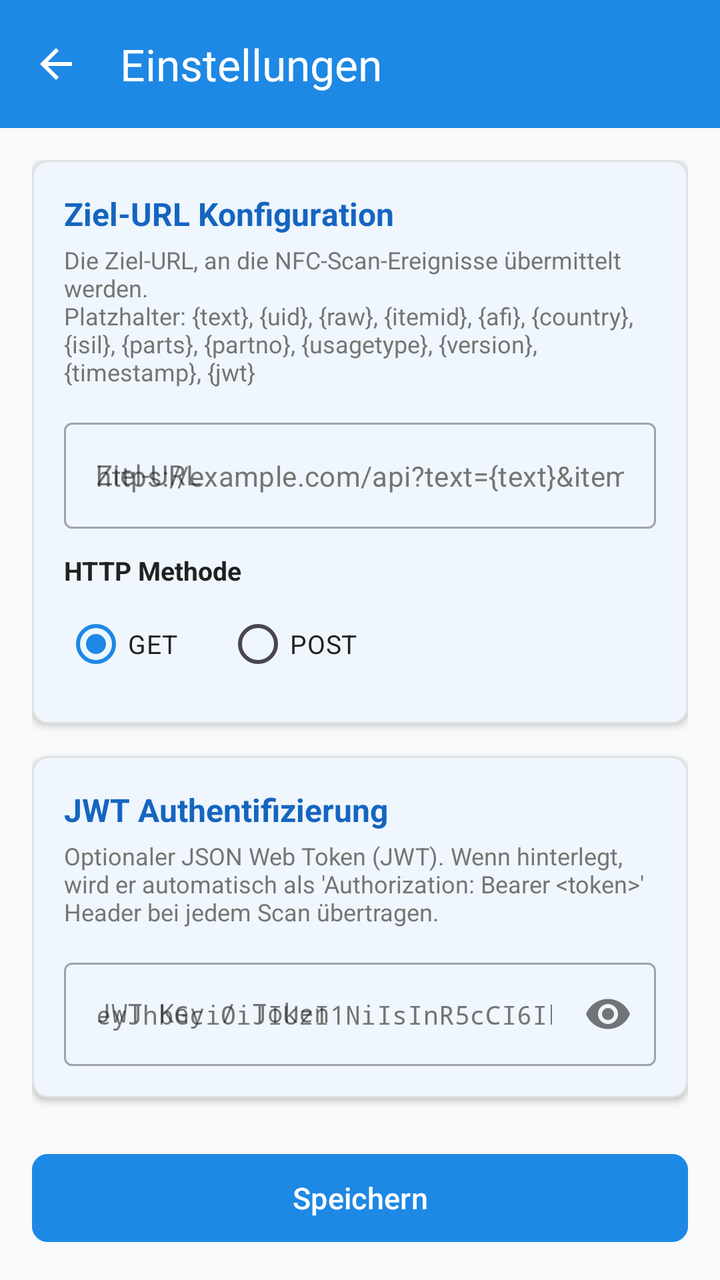
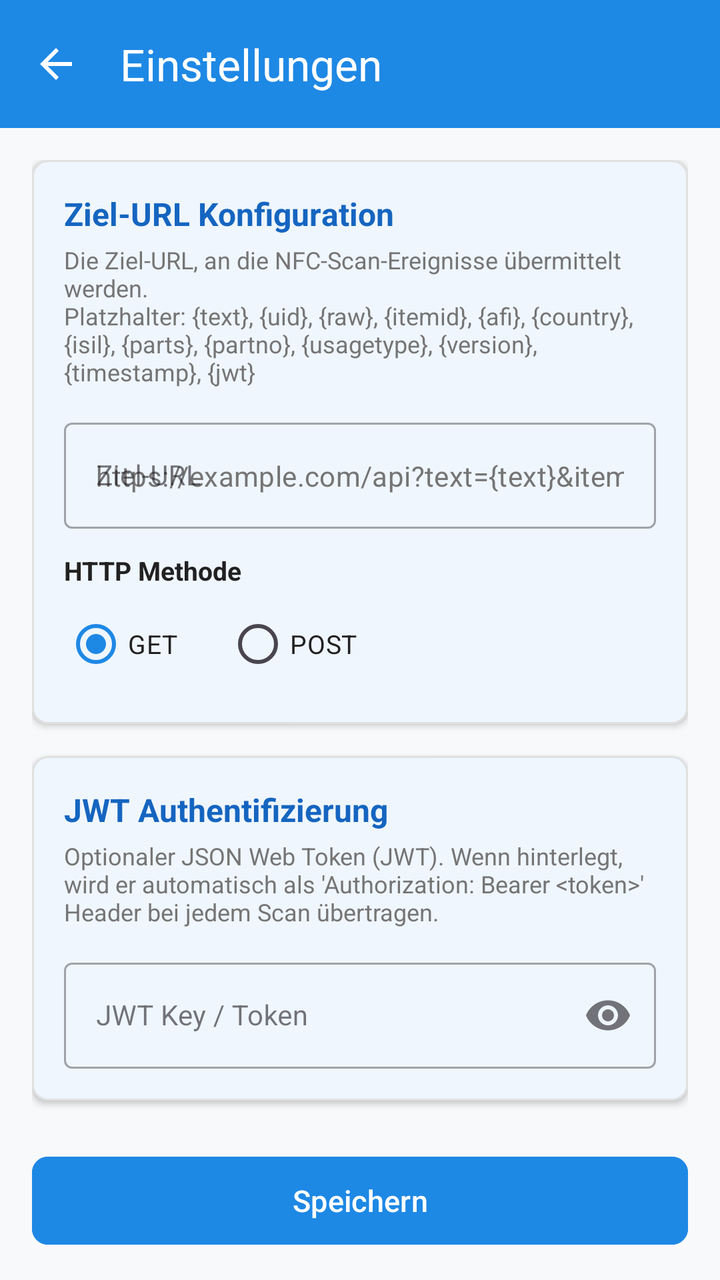

The first picture is an Android layout as it rendered before a commit; the second is the same layout after the commit. The layout source and the unified diff follow.
<!-- AndroidManifest.xml: application theme Theme.NfcReader -->
<!-- res/layout/activity_settings.xml -->
<?xml version="1.0" encoding="utf-8"?>
<androidx.coordinatorlayout.widget.CoordinatorLayout
    xmlns:android="http://schemas.android.com/apk/res/android"
    xmlns:app="http://schemas.android.com/apk/res-auto"
    xmlns:tools="http://schemas.android.com/tools"
    android:layout_width="match_parent"
    android:layout_height="match_parent"
    android:background="@color/background">

    <com.google.android.material.appbar.AppBarLayout
        android:layout_width="match_parent"
        android:layout_height="wrap_content"
        android:theme="@style/ThemeOverlay.MaterialComponents.Dark.ActionBar">

        <com.google.android.material.appbar.MaterialToolbar
            android:id="@+id/toolbarSettings"
            android:layout_width="match_parent"
            android:layout_height="?attr/actionBarSize"
            android:background="@color/primary"
            app:title="@string/settings_title"
            app:titleTextColor="@android:color/white"
            app:navigationIcon="?attr/homeAsUpIndicator" />

    </com.google.android.material.appbar.AppBarLayout>

    <androidx.core.widget.NestedScrollView
        android:layout_width="match_parent"
        android:layout_height="match_parent"
        app:layout_behavior="@string/appbar_scrolling_view_behavior"
        android:fillViewport="true">

        <LinearLayout
            android:layout_width="match_parent"
            android:layout_height="wrap_content"
            android:orientation="vertical"
            android:padding="16dp">

            
            <com.google.android.material.card.MaterialCardView
                android:layout_width="match_parent"
                android:layout_height="wrap_content"
                android:layout_marginBottom="16dp"
                app:cardBackgroundColor="@color/surface"
                app:cardCornerRadius="8dp"
                app:cardElevation="2dp"
                app:strokeColor="@color/card_border"
                app:strokeWidth="1dp">

                <LinearLayout
                    android:layout_width="match_parent"
                    android:layout_height="wrap_content"
                    android:orientation="vertical"
                    android:padding="16dp">

                    <TextView
                        android:layout_width="wrap_content"
                        android:layout_height="wrap_content"
                        android:text="@string/settings_target_url_section"
                        android:textColor="@color/primary_dark"
                        android:textSize="16sp"
                        android:textStyle="bold" />

                    <TextView
                        android:layout_width="match_parent"
                        android:layout_height="wrap_content"
                        android:layout_marginTop="4dp"
                        android:text="@string/settings_target_url_desc"
                        android:textColor="@color/text_secondary"
                        android:textSize="12sp" />

                    <com.google.android.material.textfield.TextInputLayout
                        android:id="@+id/tilSettingsTargetUrl"
                        style="@style/Widget.MaterialComponents.TextInputLayout.OutlinedBox"
                        android:layout_width="match_parent"
                        android:layout_height="wrap_content"
                        android:layout_marginTop="12dp"
                        android:hint="@string/target_url_label">

                        <com.google.android.material.textfield.TextInputEditText
                            android:id="@+id/etSettingsTargetUrl"
                            android:layout_width="match_parent"
                            android:layout_height="wrap_content"
                            android:hint="@string/target_url_hint"
                            android:textColor="@color/text_primary"
                            android:textColorHint="@color/text_secondary"
                            android:inputType="textUri"
                            android:textSize="14sp" />
                    </com.google.android.material.textfield.TextInputLayout>

                    <TextView
                        android:layout_width="wrap_content"
                        android:layout_height="wrap_content"
                        android:layout_marginTop="12dp"
                        android:text="@string/http_method"
                        android:textColor="@color/text_primary"
                        android:textSize="13sp"
                        android:textStyle="bold" />

                    <RadioGroup
                        android:id="@+id/rgSettingsHttpMethod"
                        android:layout_width="match_parent"
                        android:layout_height="wrap_content"
                        android:orientation="horizontal"
                        android:layout_marginTop="4dp">

                        <RadioButton
                            android:id="@+id/rbSettingsGet"
                            android:layout_width="wrap_content"
                            android:layout_height="wrap_content"
                            android:text="GET"
                            android:textColor="@color/text_primary"
                            android:checked="true"
                            android:textSize="13sp" />

                        <RadioButton
                            android:id="@+id/rbSettingsPost"
                            android:layout_width="wrap_content"
                            android:layout_height="wrap_content"
                            android:layout_marginStart="24dp"
                            android:text="POST"
                            android:textColor="@color/text_primary"
                            android:textSize="13sp" />
                    </RadioGroup>

                </LinearLayout>
            </com.google.android.material.card.MaterialCardView>

            
            <com.google.android.material.card.MaterialCardView
                android:layout_width="match_parent"
                android:layout_height="wrap_content"
                android:layout_marginBottom="24dp"
                app:cardBackgroundColor="@color/surface"
                app:cardCornerRadius="8dp"
                app:cardElevation="2dp"
                app:strokeColor="@color/card_border"
                app:strokeWidth="1dp">

                <LinearLayout
                    android:layout_width="match_parent"
                    android:layout_height="wrap_content"
                    android:orientation="vertical"
                    android:padding="16dp">

                    <TextView
                        android:layout_width="wrap_content"
                        android:layout_height="wrap_content"
                        android:text="@string/settings_jwt_section"
                        android:textColor="@color/primary_dark"
                        android:textSize="16sp"
                        android:textStyle="bold" />

                    <TextView
                        android:layout_width="match_parent"
                        android:layout_height="wrap_content"
                        android:layout_marginTop="4dp"
                        android:text="@string/settings_jwt_desc"
                        android:textColor="@color/text_secondary"
                        android:textSize="12sp" />

                    <com.google.android.material.textfield.TextInputLayout
                        android:id="@+id/tilSettingsJwtKey"
                        style="@style/Widget.MaterialComponents.TextInputLayout.OutlinedBox"
                        android:layout_width="match_parent"
                        android:layout_height="wrap_content"
                        android:layout_marginTop="12dp"
                        android:hint="@string/settings_jwt_label"
                        app:endIconMode="password_toggle">

                        <com.google.android.material.textfield.TextInputEditText
                            android:id="@+id/etSettingsJwtKey"
                            android:layout_width="match_parent"
                            android:layout_height="wrap_content"
                            android:hint="@string/settings_jwt_hint"
                            android:textColor="@color/text_primary"
                            android:textColorHint="@color/text_secondary"
                            android:inputType="textPassword"
                            android:fontFamily="monospace"
                            android:textSize="13sp" />
                    </com.google.android.material.textfield.TextInputLayout>

                </LinearLayout>
            </com.google.android.material.card.MaterialCardView>

            
            <com.google.android.material.button.MaterialButton
                android:id="@+id/btnSaveSettings"
                android:layout_width="match_parent"
                android:layout_height="52dp"
                android:backgroundTint="@color/primary"
                android:text="@string/settings_save"
                android:textColor="@android:color/white"
                android:textSize="15sp"
                app:cornerRadius="8dp" />

            
            <TextView
                android:id="@+id/tvCopyrightNotice"
                android:layout_width="match_parent"
                android:layout_height="wrap_content"
                android:layout_marginTop="24dp"
                android:layout_marginBottom="16dp"
                android:gravity="center"
                android:text="@string/copyright_notice"
                android:textColor="@color/text_secondary"
                android:textSize="12sp" />

        </LinearLayout>
    </androidx.core.widget.NestedScrollView>

</androidx.coordinatorlayout.widget.CoordinatorLayout>
<!-- resources referenced by this layout -->
<resources>
  <color name="background">#F8F9FA</color>
  <color name="card_border">#E0E0E0</color>
  <color name="primary">#1E88E5</color>
  <color name="primary_dark">#1565C0</color>
  <color name="surface">#FFFFFF</color>
  <color name="text_primary">#212121</color>
  <color name="text_secondary">#757575</color>
  <string name="copyright_notice">© 2026 info-age GmbH, Basel\nLizenziert unter Apache License 2.0</string>
  <string name="http_method">HTTP Methode</string>
  <string name="settings_jwt_desc">Optionaler JSON Web Token (JWT). Wenn hinterlegt, wird er automatisch als \'Authorization: Bearer &lt;token&gt;\' Header bei jedem Scan übertragen.</string>
  <string name="settings_jwt_hint">eyJhbGciOiJIUzI1NiIsInR5cCI6IkpXVCJ9...</string>
  <string name="settings_jwt_label">JWT Key / Token</string>
  <string name="settings_jwt_section">JWT Authentifizierung</string>
  <string name="settings_save">Speichern</string>
  <string name="settings_target_url_desc">Die Ziel-URL, an die NFC-Scan-Ereignisse übermittelt werden.\nPlatzhalter: {text}, {uid}, {raw}, {itemid}, {afi}, {country}, {isil}, {parts}, {partno}, {usagetype}, {version}, {timestamp}, {jwt}</string>
  <string name="settings_target_url_section">Ziel-URL Konfiguration</string>
  <string name="settings_title">Einstellungen</string>
  <string name="target_url_hint">https://example.com/api?text={text}&amp;itemid={itemid}&amp;afi={afi}</string>
  <string name="target_url_label">Ziel-URL</string>
  <style name="Theme.NfcReader" parent="Theme.Material3.DayNight.NoActionBar">
          <item name="colorPrimary">@color/primary</item>
          <item name="colorPrimaryDark">@color/primary_dark</item>
          <item name="colorSecondary">@color/accent</item>
          <item name="colorSurface">@color/surface</item>
          <item name="android:colorBackground">@color/background</item>
          <item name="android:textColorPrimary">@color/text_primary</item>
          <item name="android:textColorSecondary">@color/text_secondary</item>
          <item name="android:statusBarColor">@color/status_bar</item>
      </style>
  <color name="accent">#00ACC1</color>
  <color name="status_bar">#1565C0</color>
</resources>

<!-- the commit's change to res/layout/activity_settings.xml (unified diff, before → after) -->
@@ -171,12 +171,9 @@
                             android:id="@+id/etSettingsJwtKey"
                             android:layout_width="match_parent"
                             android:layout_height="wrap_content"
-                            android:hint="@string/settings_jwt_hint"
-                            android:textColor="@color/text_primary"
-                            android:textColorHint="@color/text_secondary"
+                            android:textColor="@color/text_primary"
                             android:inputType="textPassword"
-                            android:fontFamily="monospace"
-                            android:textSize="13sp" />
+                            android:textSize="14sp" />
                     </com.google.android.material.textfield.TextInputLayout>
 
                 </LinearLayout>
<!-- resource entries referenced after the edit -->
@@ -10,7 +10,6 @@
   <string name="copyright_notice">© 2026 info-age GmbH, Basel\nLizenziert unter Apache License 2.0</string>
   <string name="http_method">HTTP Methode</string>
   <string name="settings_jwt_desc">Optionaler JSON Web Token (JWT). Wenn hinterlegt, wird er automatisch als \'Authorization: Bearer &lt;token&gt;\' Header bei jedem Scan übertragen.</string>
-  <string name="settings_jwt_hint">eyJhbGciOiJIUzI1NiIsInR5cCI6IkpXVCJ9...</string>
   <string name="settings_jwt_label">JWT Key / Token</string>
   <string name="settings_jwt_section">JWT Authentifizierung</string>
   <string name="settings_save">Speichern</string>
